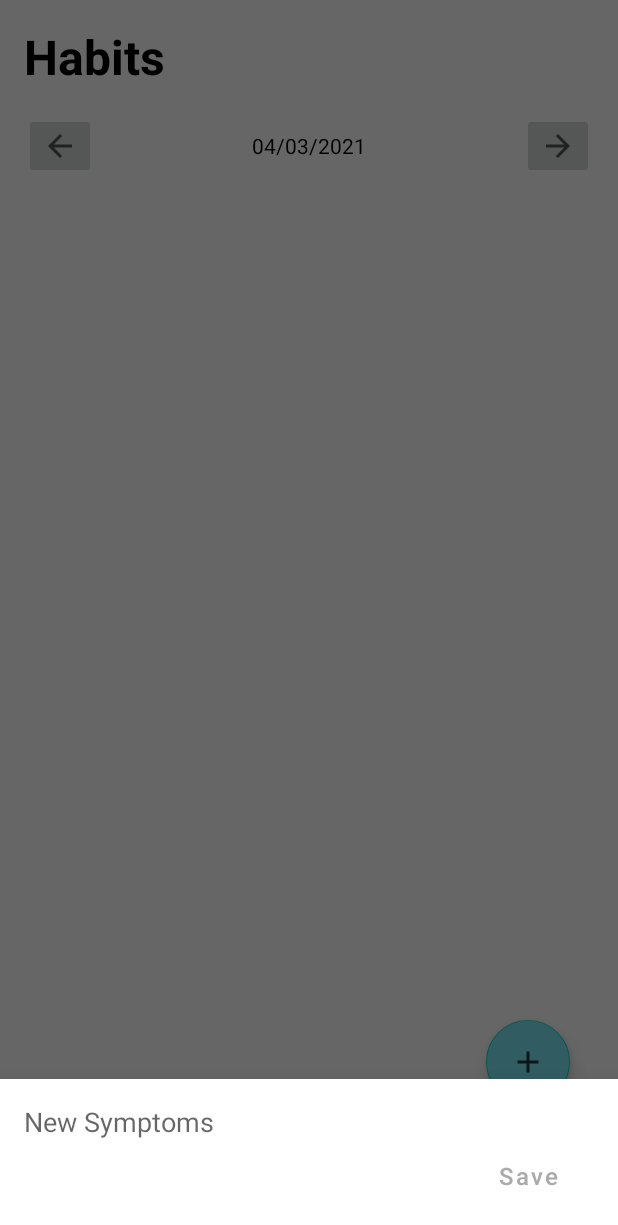
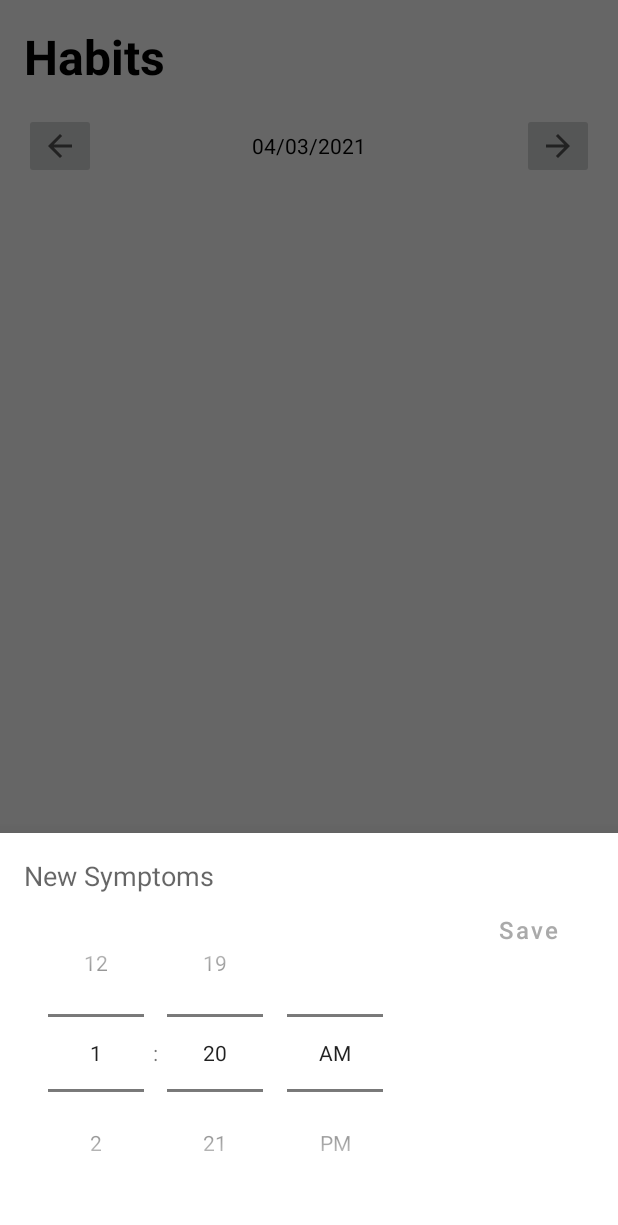
Before and after one commit to manleydrake/capstone-project-group-9-betterme, an Android app: the fragment AddNewSymptom placed in its activity, on a phone screen of 412 x 824 dp. Shown: the top 1225 px of the screen. Run offline under Robolectric (Android 15) with nearby library versions, the phone set to English and light mode, and no system bars.

```diff
--- a/app/src/main/java/com/example/betterme/AddNewSymptom.java
+++ b/app/src/main/java/com/example/betterme/AddNewSymptom.java
@@ -12,7 +12,8 @@ import android.view.ViewGroup;
 import android.view.WindowManager;
 import android.widget.Button;
 import android.widget.EditText;
-import android.widget.TextView;
+import android.widget.TimePicker;
+import android.widget.Toast;
 
 import androidx.core.content.ContextCompat;
 import androidx.recyclerview.widget.RecyclerView;
@@ -39,7 +40,7 @@ public class AddNewSymptom extends BottomSheetDialogFragment{
     private SymptomAdapter symptomsAdapter;
     public static RecyclerView symptomsRecyclerView = SymptomsFragment.symptomsRecyclerView;
     public static DataHelper dataHelper = MainActivity.dataHelper;
-
+    TimePicker simpleTimePicker;
     public static AddNewSymptom newInstance(){
         return new AddNewSymptom();
     }
@@ -48,12 +49,14 @@ public class AddNewSymptom extends BottomSheetDialogFragment{
     public void onCreate(Bundle savedInstanceState) {
         super.onCreate(savedInstanceState);
         setStyle(STYLE_NORMAL, R.style.DialogStyle);
+
     }
 
     @Override
     public View onCreateView(LayoutInflater inflater, ViewGroup container, Bundle savedInstanceState){
         View view = inflater.inflate(R.layout.fragment_new_symptom, container, false);
         getDialog().getWindow().setSoftInputMode(WindowManager.LayoutParams.SOFT_INPUT_ADJUST_RESIZE);
+
         symptomList = new ArrayList<>();
         symptomsAdapter = new SymptomAdapter(db, (MainActivity) this.getActivity());
         return view;
@@ -62,6 +65,8 @@ public class AddNewSymptom extends BottomSheetDialogFragment{
     @Override
     public void onViewCreated(View view, Bundle savedInstanceState){
         super.onViewCreated(view, savedInstanceState);
+        simpleTimePicker =getView().findViewById(R.id.timePicker1);
+        simpleTimePicker.setIs24HourView(false);
         newSymptomText = getView().findViewById(R.id.newSymptomText);
         newSymptomSaveButton = getView().findViewById(R.id.newSymptomSave);
 
@@ -130,10 +135,21 @@ public class AddNewSymptom extends BottomSheetDialogFragment{
                 db.insertSymptom(symptom);
                 updateSymptoms();
             }
+
             dismiss();
         }
 
+
     });
+
+    simpleTimePicker.setOnTimeChangedListener(new TimePicker.OnTimeChangedListener() {
+            @Override
+            public void onTimeChanged(TimePicker view, int hourOfDay, int minute) {
+                // display a toast with changed values of time picker
+                Toast.makeText(getContext(), hourOfDay + "  " + minute, Toast.LENGTH_SHORT).show();
+
+            }
+        });
     }
     @Override
     public void onDismiss(DialogInterface dialog){
--- a/app/src/main/res/layout/fragment_new_symptom.xml
+++ b/app/src/main/res/layout/fragment_new_symptom.xml
@@ -10,6 +10,13 @@
         android:background="@null"
         android:textAppearance="@style/TextAppearance.AppCompat.Medium"
         android:hint="New Symptoms" />
+
+    <TimePicker
+        android:id="@+id/timePicker1"
+        android:layout_width="wrap_content"
+        android:layout_below="@id/newSymptomText"
+        android:layout_height="wrap_content"
+        android:timePickerMode="spinner"/>
 
     <Button
         android:id="@+id/newSymptomSave"
```
